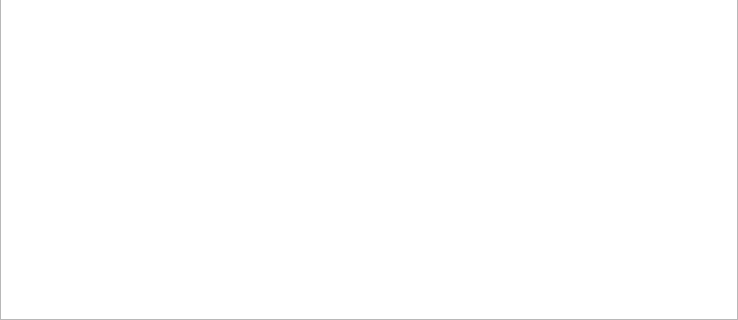
This is forms/repo_form.ui in gen-iot/qvcs-gui as Qt 5 draws it before an edit; both pictures show x 0 to 738 and y 139 to 459 of the 738 by 459 pixel window. The edited form follows.
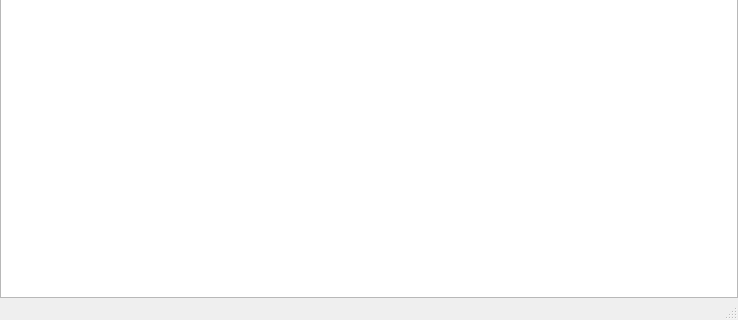
This is the edited form.

Commit message: :sparkles: status_bar show full desc

```diff
--- a/forms/repo_form.ui
+++ b/forms/repo_form.ui
@@ -61,6 +61,7 @@
                 <bool>false</bool>
             </attribute>
         </widget>
+        <widget class="QStatusBar" name="status_bar"/>
     </widget>
     <layoutdefault spacing="6" margin="11"/>
     <resources/>
```
The commit also changes 2 other files.
